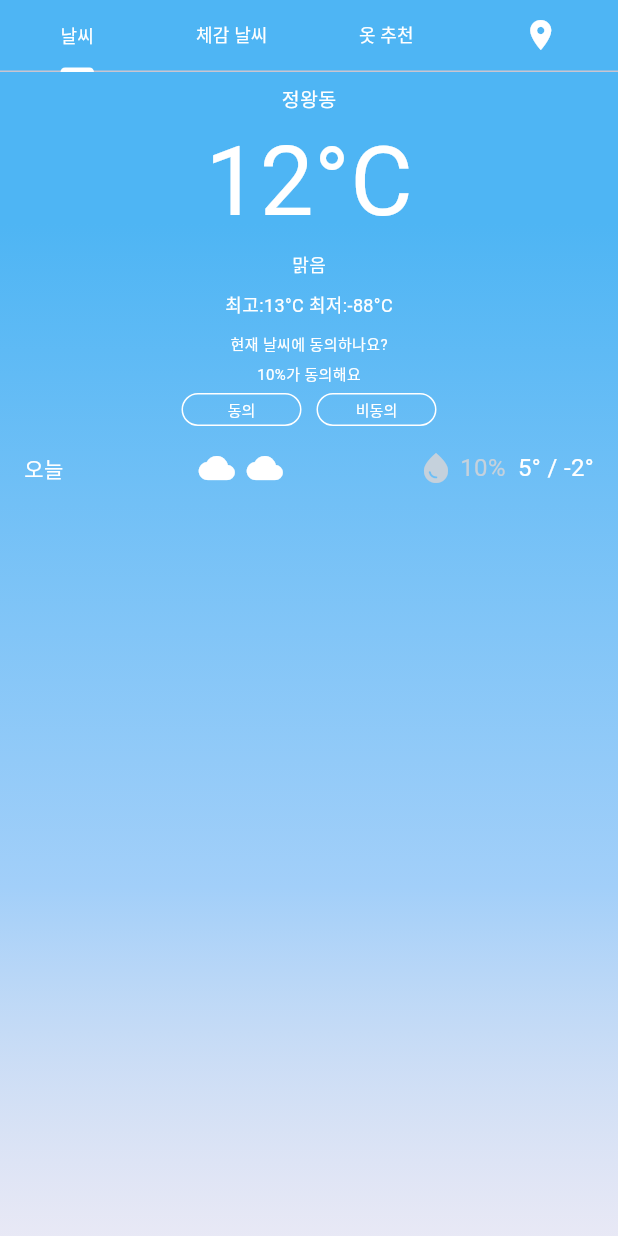
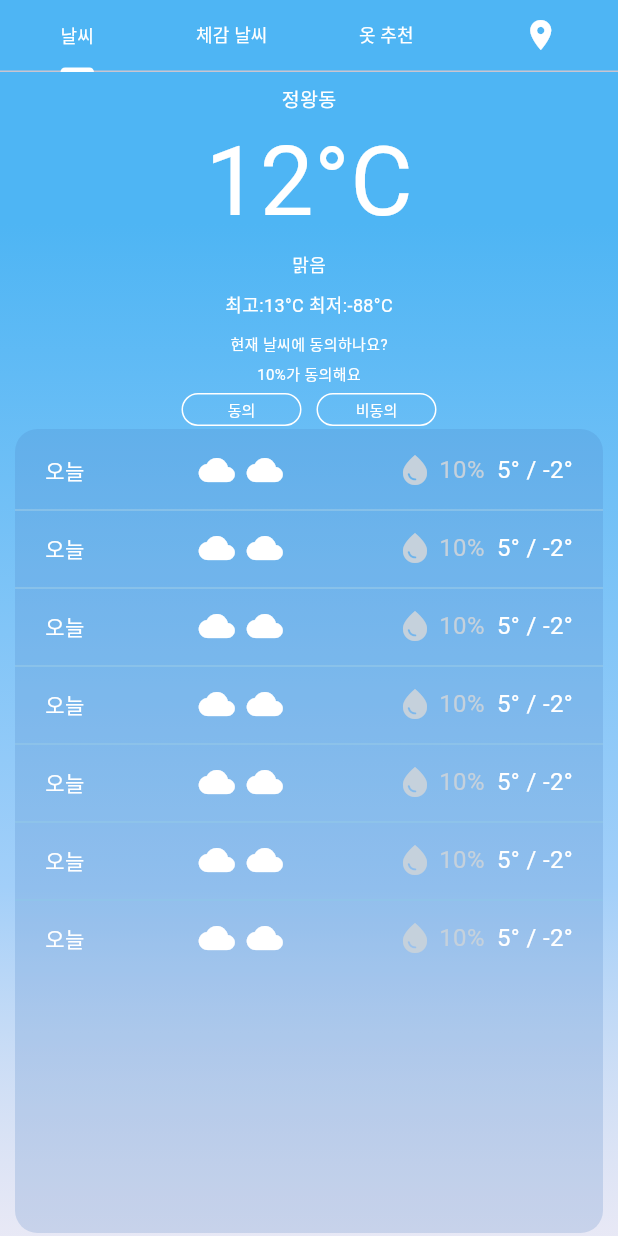
Before and after one commit to IMS-Side/NS-baragi-Flutter, a Flutter app: the screen it shows after launch, on a phone screen of 412 x 824 dp. Run offline on Flutter 3.47's test engine with Material 3 defaults, Android fonts, the phone set to English and light mode, and no system bars.

Commit message:
[feature/mainpage] feat : weekWeather.dart에 Container 추가. weekWeatherCard.dart에서 weekWeather.dart에 Container 추가에 따른 sizeBox 값 수정.

```diff
--- a/lib/main_page/screens/weekWeather.dart
+++ b/lib/main_page/screens/weekWeather.dart
@@ -13,13 +13,29 @@ class WeekWeather extends StatefulWidget {
 class _WeekWeatherState extends State<WeekWeather> {
   @override
   Widget build(BuildContext context) {
-    return SizedBox(
-      height: MediaQuery.of(context).size.height * 0.5, // 높이 제한
-      child: ListView(
-        children: const <Widget>[
-          WeekCard(), // WeekCard 호출
-        ],
+    return Container(
+      width: 392,
+      margin: const EdgeInsets.all(2),
+      padding: const EdgeInsets.symmetric(vertical: 10),
+      decoration: BoxDecoration(
+          color: const Color(0x33467ABE),
+          borderRadius: BorderRadius.circular(15)
       ),
+      child: ListView.separated(
+          physics: const NeverScrollableScrollPhysics(),
+          itemCount: 7,
+          itemBuilder: (context, index){
+              return const Padding(
+                padding: EdgeInsets.only(bottom: 2.0),
+                child: WeekCard(),
+              );
+          },
+          separatorBuilder: (context, index){
+            return const Divider(
+              color: Color(0xFF8FC5E9),
+            );
+            },
+        ),
     );
   }
 }
--- a/lib/main_page/widgets/weekWeatherCard.dart
+++ b/lib/main_page/widgets/weekWeatherCard.dart
@@ -14,7 +14,7 @@ class _WeekCardState extends State<WeekCard> {
   Widget build(BuildContext context) {
     return const Center(
       child: Padding(
-        padding: EdgeInsets.all(16.0),
+        padding: EdgeInsets.fromLTRB(20, 5, 20, 5),
         child: Row(
           mainAxisAlignment: MainAxisAlignment.spaceBetween,
           children: [
```
